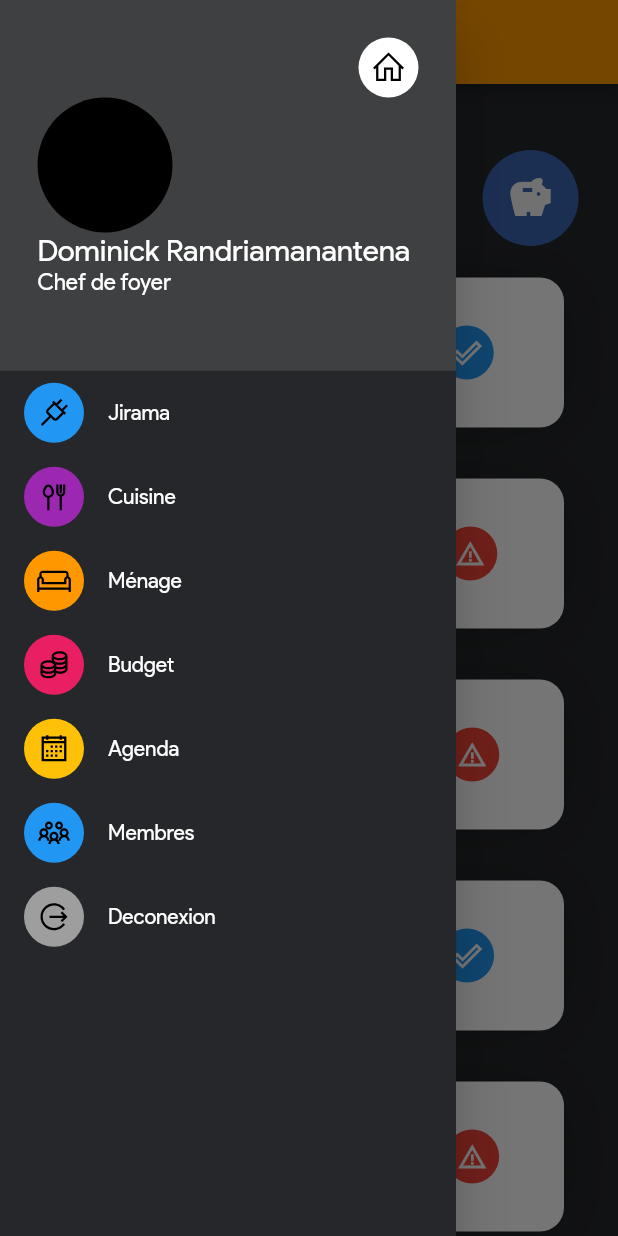
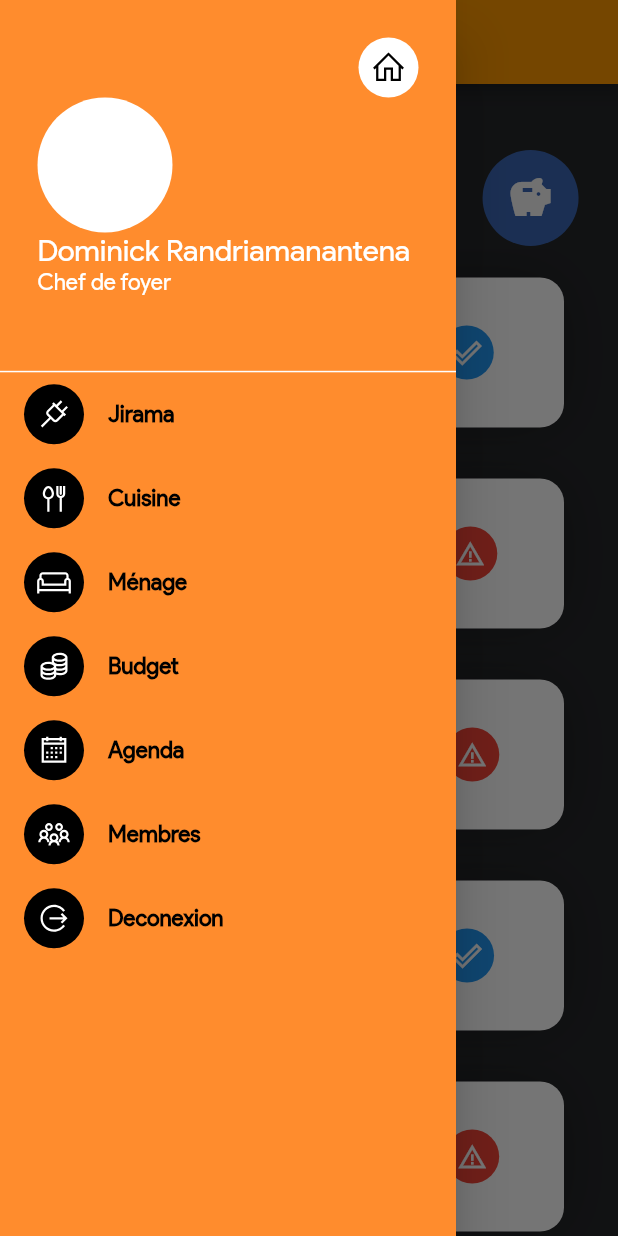
Before and after one commit to iTeam-S/GFS, a Flutter app: the Jirama screen opened by its route, with the side drawer open, on a phone screen of 412 x 824 dp. Run offline on Flutter 3.47's test engine with Material 2 defaults, Android fonts, the phone set to English and light mode, and no system bars; our stand-ins replace card_swiper, fl_chart, flutter_custom_clippers, get, line_icons, syncfusion_flutter_calendar.

Commit message:
[IMP] changement design drawer

```diff
--- a/lib/views/splash.dart
+++ b/lib/views/splash.dart
@@ -12,7 +12,7 @@ class _SplashState extends State<Splash> {
   @override
   Widget build(BuildContext context) {
     Future.delayed(Duration(milliseconds: 2000), () {
-      Get.offNamed('/agenda');
+      Get.offNamed('/home');
     });
     return Scaffold(
       body: Container(
--- a/lib/views/widgets/drawer.dart
+++ b/lib/views/widgets/drawer.dart
@@ -7,12 +7,12 @@ class AppDrawer extends StatelessWidget {
   Widget build(BuildContext context) {
     return Drawer(
       child: Material(
-        color: Color(0xff25272a),
+        color: Color(0xFFFF8C2D),
         child: ListView(
           children: <Widget>[
             Container(
               padding: EdgeInsets.all(25),
-              color: Color(0xFF3F4041),
+              color: Color(0xFFFF8C2D),
               height: Get.height * .3,
               width: Get.width,
               child: Column(
@@ -35,7 +35,7 @@ class AppDrawer extends StatelessWidget {
                   ),
                   SizedBox(),
                   CircleAvatar(
-                    backgroundColor: Colors.black,
+                    backgroundColor: Colors.white,
                     radius: 45,
                   ),
                   Expanded(
@@ -59,6 +59,11 @@ class AppDrawer extends StatelessWidget {
                 ],
               ),
             ),
+            Divider(
+              color: Colors.white,
+              height: 1,
+              thickness: 1,
+            ),
             Container(
               child: Column(
                 children: [
@@ -66,37 +71,37 @@ class AppDrawer extends StatelessWidget {
                     itemName: 'Jirama',
                     itemIcon: LineIcons.plug,
                     itemRoute: '/jirama',
-                      itemColor: Colors.blue),
+                  ),
                   menuItems(
                     itemName: 'Cuisine',
                     itemIcon: LineIcons.utensils,
                     itemRoute: '/membre',
-                      itemColor: Colors.purple),
+                  ),
                   menuItems(
                     itemName: 'Ménage',
                     itemIcon: LineIcons.couch,
                     itemRoute: '/membre',
-                      itemColor: Colors.orange),
+                  ),
                   menuItems(
                     itemName: 'Budget',
                     itemIcon: LineIcons.coins,
                     itemRoute: '/membre',
-                      itemColor: Colors.pink),
+                  ),
                   menuItems(
                     itemName: 'Agenda',
                     itemIcon: LineIcons.calendar,
                     itemRoute: '/agenda',
-                      itemColor: Colors.amber),
+                  ),
                   menuItems(
                     itemName: 'Membres',
                     itemIcon: LineIcons.users,
                     itemRoute: '/membre',
-                      itemColor: Colors.blue),
+                  ),
                   menuItems(
                     itemName: 'Deconexion',
                     itemIcon: LineIcons.alternateSignOut,
                     itemRoute: '/login',
-                      itemColor: Colors.grey),
+                  ),
                 ],
               ),
             )
@@ -110,7 +115,6 @@ class AppDrawer extends StatelessWidget {
     required String itemName,
     required IconData itemIcon,
     required String itemRoute,
-    required Color itemColor,
   }) {
     return ListTile(
       onTap: () {
@@ -118,14 +122,12 @@ class AppDrawer extends StatelessWidget {
       },
       title: Text(
         itemName,
-        style: TextStyle(color: Colors.white),
+        style: TextStyle(
+            color: Colors.black, fontSize: 15, fontWeight: FontWeight.bold),
       ),
       leading: CircleAvatar(
-        backgroundColor: itemColor,
-        child: Icon(
-          itemIcon,
-          color: Colors.black,
-        ),
+        backgroundColor: Color(0xFF000000),
+        child: Icon(itemIcon, color: Colors.white),
       ),
       hoverColor: Colors.red,
     );
```
Lines whose indentation alone changed are shown as unchanged.
